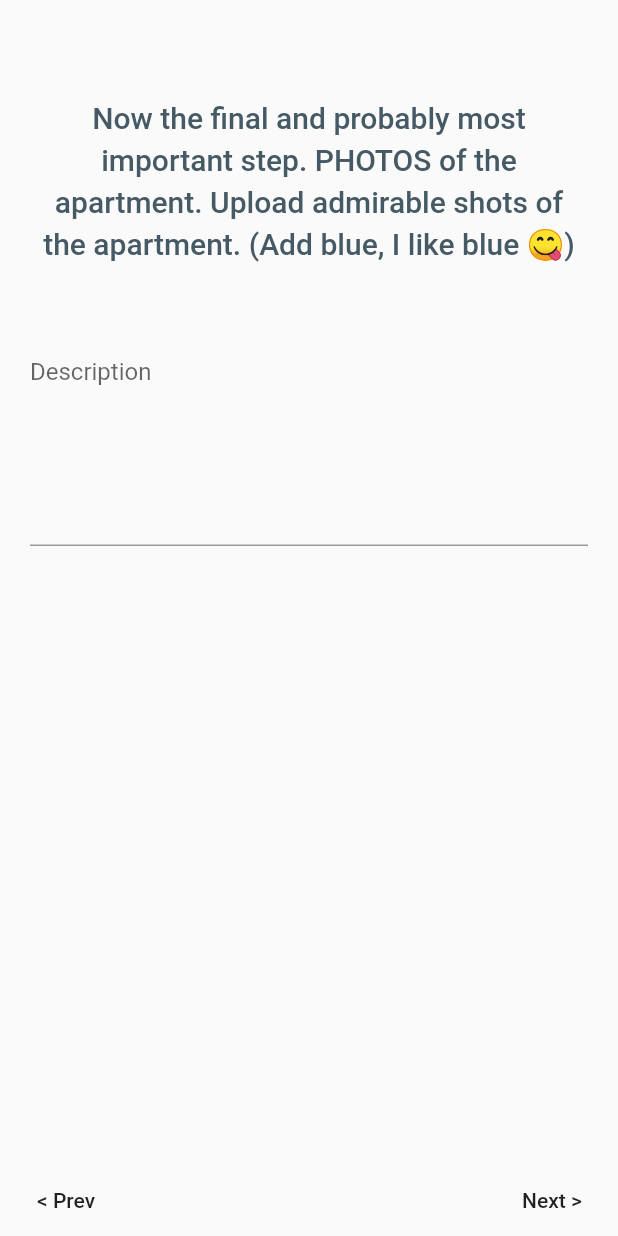
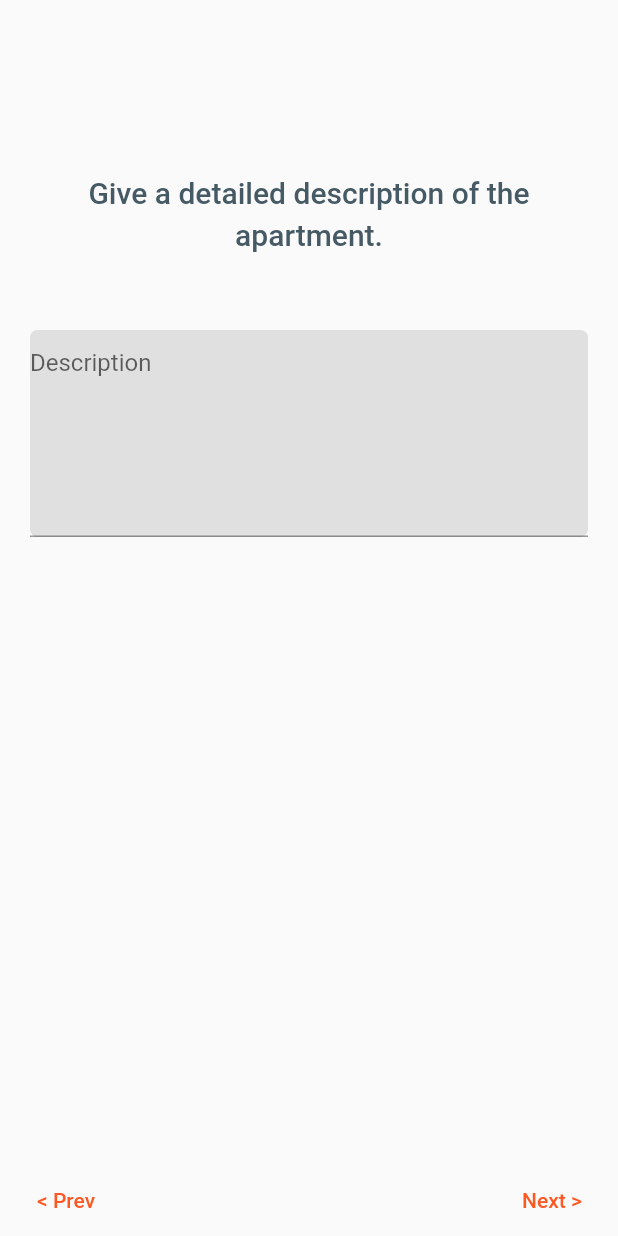
Before and after one commit to PRINCEISAH/Roommate-matcher, a Flutter app: the ApartmentCreateStep2 widget shown alone on an empty page, opened directly, on a phone screen of 412 x 824 dp. Run offline on Flutter 3.47's test engine with Material 2 defaults, Android fonts, the phone set to English and light mode, and no system bars; our stand-ins replace cloud_firestore, dotted_border, email_validator, equatable, firebase_auth, firebase_storage and 2 more; missing offline and left inert: multi_image_picker; accounts and stored records are empty.

Commit message:
Apartment creation Ui edited

```diff
--- a/lib/ui/apartment_create/step_2.dart
+++ b/lib/ui/apartment_create/step_2.dart
@@ -19,7 +19,8 @@ class _ApartmentCreateStep2State extends State<ApartmentCreateStep2> {
   initState() {
     super.initState();
     apartmentProvider = Provider.of<ApartmentProvider>(widget.context);
-    _descriptionController = TextEditingController(text: apartmentProvider.description);
+    _descriptionController =
+        TextEditingController(text: apartmentProvider.description);
   }
 
   bool validate() {
@@ -44,10 +45,11 @@ class _ApartmentCreateStep2State extends State<ApartmentCreateStep2> {
               horizontal: 20,
             ),
             children: <Widget>[
+              SizedBox(
+                height: 50,
+              ),
               Text(
-                'Now the final and probably most important step. '
-                'PHOTOS of the apartment. Upload admirable '
-                'shots of the apartment. (Add blue, I like blue 😋)',
+                'Give a detailed description of the apartment.',
                 style: Theme.of(context).textTheme.headline6.copyWith(
                       color: Colors.blueGrey.shade700,
                       height: 1.4,
@@ -60,11 +62,16 @@ class _ApartmentCreateStep2State extends State<ApartmentCreateStep2> {
               Row(
                 children: <Widget>[
                   Expanded(
+                    child: Container(
+                      decoration: BoxDecoration(
+                          color: Colors.grey.shade300,
+                          borderRadius: BorderRadius.circular(5)),
                       child: TextFormField(
                         controller: _descriptionController,
                         maxLines: 6,
                         decoration: InputDecoration(
                           hintText: 'Description',
+                        ),
                       ),
                     ),
                   ),
@@ -77,10 +84,14 @@ class _ApartmentCreateStep2State extends State<ApartmentCreateStep2> {
           children: <Widget>[
             FlatButton(
               onPressed: () {
-                apartmentProvider.description = _descriptionController.text.trim();
+                apartmentProvider.description =
+                    _descriptionController.text.trim();
                 apartmentProvider.goToPrevious();
               },
-              child: Text('< Prev'),
+              child: Text(
+                '< Prev',
+                style: TextStyle(color: Colors.deepOrange),
+              ),
             ),
             Spacer(),
             FlatButton(
@@ -89,7 +100,10 @@ class _ApartmentCreateStep2State extends State<ApartmentCreateStep2> {
                   apartmentProvider.goToNext();
                 }
               },
-              child: Text('Next >'),
+              child: Text(
+                'Next >',
+                style: TextStyle(color: Colors.deepOrange),
+              ),
             ),
           ],
         ),
--- a/lib/ui/roommate_matcher/apartment_details_page.dart
+++ b/lib/ui/roommate_matcher/apartment_details_page.dart
@@ -3,8 +3,8 @@ import 'package:flutter/material.dart';
 import 'package:flutter_bloc/flutter_bloc.dart';
 import 'package:roommatematcher/core/blocs/auth_bloc.dart';
 import 'package:roommatematcher/core/models/chat.dart';
+import 'package:roommatematcher/core/models/house.dart';
 import 'package:roommatematcher/core/models/user.dart';
-import 'package:roommatematcher/core/models/house.dart';
 import 'package:roommatematcher/ui/chat/chat_screen.dart';
 
 class TopDisplay extends StatefulWidget {
@@ -166,7 +166,7 @@ class _DetailPageState extends State<DetailPage> {
             ],
             flexibleSpace: FlexibleSpaceBar(
               background: TopDisplay(
-                price: '${this.widget.apartment.price}/month',
+                price: '${this.widget.apartment.price}00/month',
                 imageUrl: this.widget.apartment.imageUrl,
               ),
             ),
```
Also changed, not shown: lib/ui/apartment_create/step_1.dart (+54 -11 lines), lib/ui/apartment_create/step_3.dart (+18 -7 lines), lib/ui/apartment_create/step_4.dart (+16 -7 lines), lib/ui/apartment_create/step_5.dart (+10 -7 lines), lib/ui/roommate_matcher/roommate_matcher_home_page.dart (+6 -4 lines). Lines whose indentation alone changed are shown as unchanged.
